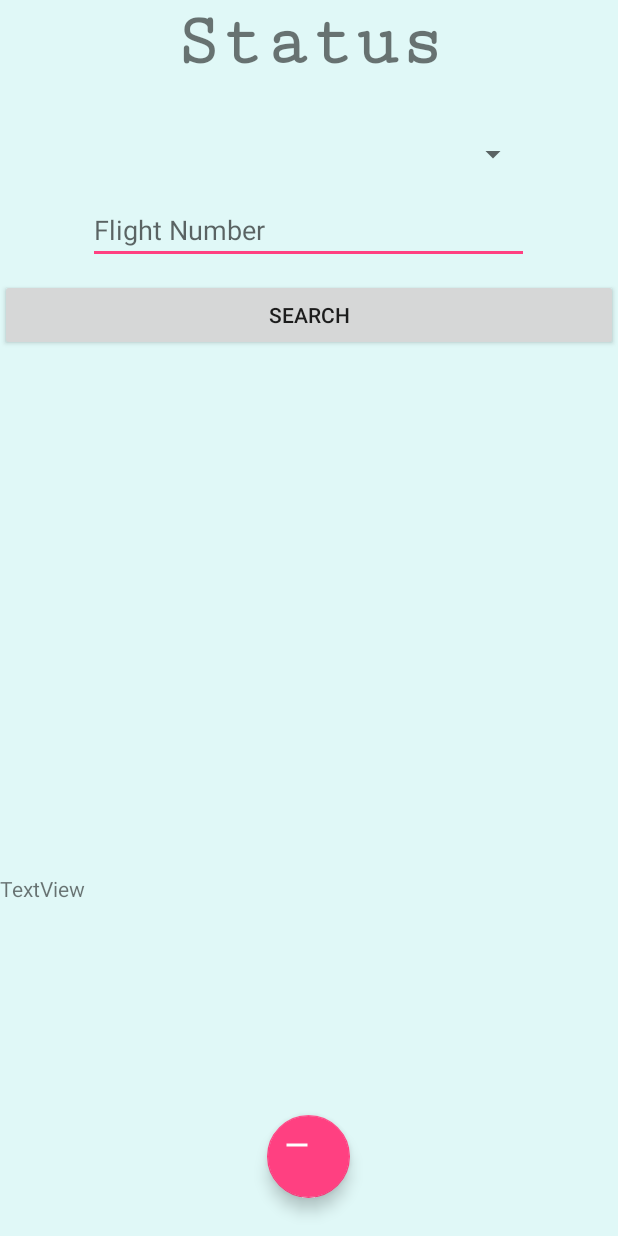
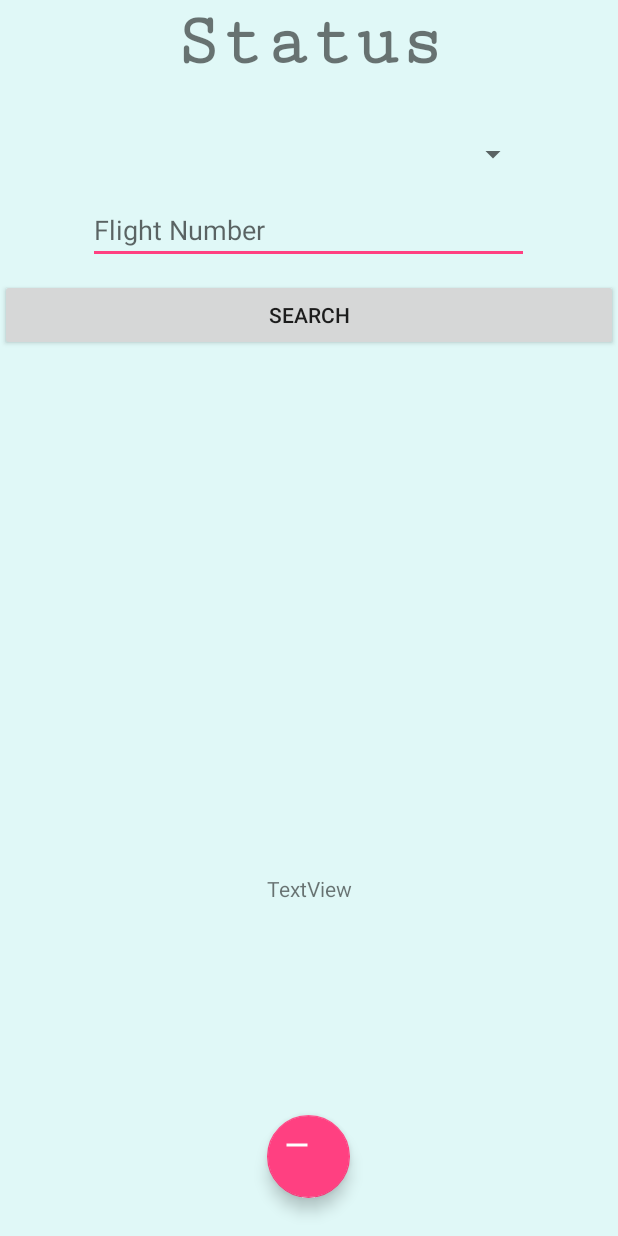
Before and after one commit to mgrabina/HCIMOBILE, an Android app: the layout fragment_status.xml on its own in the app's theme, with its tools: preview values and no code run, on a phone screen of 412 x 824 dp. Run offline under Robolectric (Android 15) with nearby library versions, the phone set to English and light mode, and no system bars; network calls fail.

Commit message:
:balloon:

```diff
--- a/BestFlight/app/src/main/java/ar/edu/itba/it/hci/bestflight/StatusFragment.java
+++ b/BestFlight/app/src/main/java/ar/edu/itba/it/hci/bestflight/StatusFragment.java
@@ -246,7 +246,7 @@ public class StatusFragment extends Fragment {
 
         resultLayout.setVisibility(View.VISIBLE);
         setFabImage();
-        String flightInfo = "my flight information";
+        String flightInfo = "AIRLINE: " +flightA.airline + "\nFLIGHT NUMBER: "+ flightA.flightNumber +"\n\ndeparture: " +flightA.departureTime + "\nTerminal: " +flightA.departureTerminal + ", Gate: " +flightA.departureGate + "\narrival: " +flightA.arrivalTime + "\nTerminal: " +flightA.arrivalTerminal + ", Gate: " +flightA.arrivalGate + "\nBagagge Gate: " + flightA.baggageGate;
         info.setText(flightInfo);
 
         View view = getActivity().getCurrentFocus();
--- a/BestFlight/app/src/main/res/layout/fragment_status.xml
+++ b/BestFlight/app/src/main/res/layout/fragment_status.xml
@@ -89,7 +89,8 @@
                 android:layout_width="match_parent"
                 android:layout_height="wrap_content"
                 android:layout_weight="0.71"
-                android:text="TextView" />
+                android:text="TextView"
+                android:textAlignment="center" />
 
             <android.support.design.widget.FloatingActionButton
                 android:id="@+id/fabAddNot"
```
